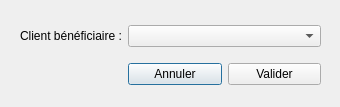
Above: BestResidence/choix_client.ui from jordanlang/BestResidence before the change. Below: the same form after it.
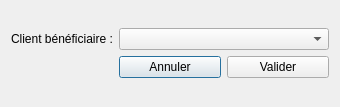
That is the form after the change.

Commit message: ajout fiche client + responsive designe pour tous les forms

What changed in the file:
```diff
--- a/BestResidence/choix_client.ui
+++ b/BestResidence/choix_client.ui
@@ -13,15 +13,8 @@
   <property name="windowTitle">
    <string>Choix client</string>
   </property>
-  <widget class="QWidget" name="">
-   <property name="geometry">
-    <rect>
-     <x>20</x>
-     <y>15</y>
-     <width>301</width>
-     <height>81</height>
-    </rect>
-   </property>
+  <layout class="QGridLayout" name="gridLayout_2">
+   <item row="0" column="0">
    <layout class="QGridLayout" name="gridLayout">
     <item row="0" column="0">
      <widget class="QLabel" name="label">
@@ -48,7 +41,8 @@
      </widget>
     </item>
    </layout>
-  </widget>
+   </item>
+  </layout>
  </widget>
  <resources/>
  <connections/>
```
Lines whose indentation alone changed are shown as unchanged. The commit also changes 14 other files.
